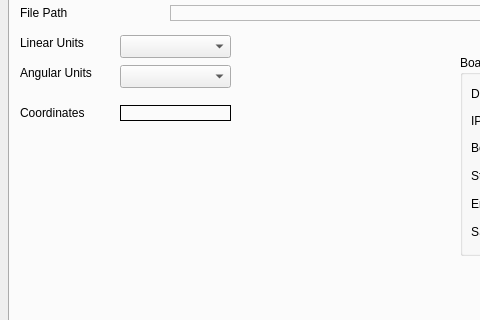
snelweg/7i96, file 7i96.ui: the form before one commit; both pictures show x 0 to 480 and y 127 to 447 of the 771 by 646 pixel window.
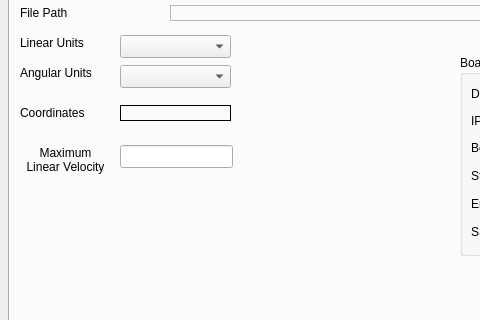
The form after the commit.

The edit to the form file:
```diff
--- a/7i96.ui
+++ b/7i96.ui
@@ -267,6 +267,29 @@
          <string/>
         </property>
        </widget>
+       <widget class="QLabel" name="label_37">
+        <property name="geometry">
+         <rect>
+          <x>10</x>
+          <y>190</y>
+          <width>91</width>
+          <height>31</height>
+         </rect>
+        </property>
+        <property name="text">
+         <string>&lt;html&gt;&lt;head/&gt;&lt;body&gt;&lt;p align=&quot;center&quot;&gt;Maximum&lt;br/&gt;Linear Velocity&lt;/p&gt;&lt;/body&gt;&lt;/html&gt;</string>
+        </property>
+       </widget>
+       <widget class="QLineEdit" name="maxLinearVelocity">
+        <property name="geometry">
+         <rect>
+          <x>110</x>
+          <y>190</y>
+          <width>113</width>
+          <height>23</height>
+         </rect>
+        </property>
+       </widget>
       </widget>
       <widget class="QWidget" name="tab_8">
        <attribute name="title">
```
